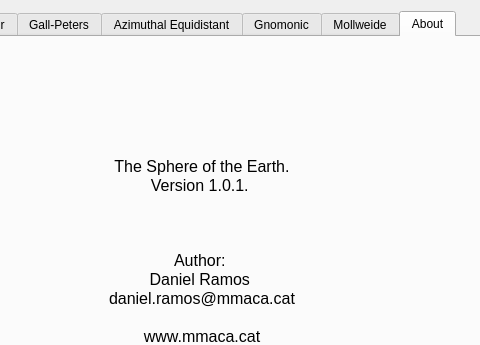
Above: Program/soe.ui from danielramosg/sphereofearth before the change; both pictures show x 158 to 638 and y 0 to 345 of the 720 by 491 pixel window. Below: the same form after it.
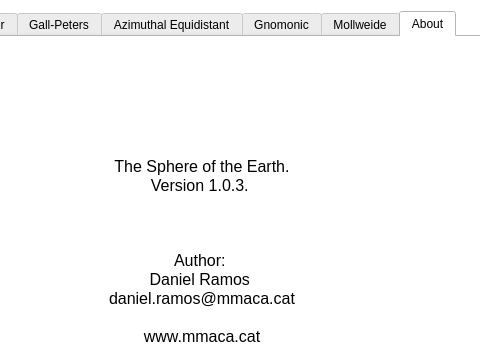
That is the form after the change. The open tabs and pages were chosen to show the change. Icons and pictures are not drawn.

```diff
--- a/Program/soe.ui
+++ b/Program/soe.ui
@@ -10,12 +10,433 @@
     <height>491</height>
    </rect>
   </property>
+  <property name="palette">
+   <palette>
+    <active>
+     <colorrole role="WindowText">
+      <brush brushstyle="SolidPattern">
+       <color alpha="255">
+        <red>0</red>
+        <green>0</green>
+        <blue>0</blue>
+       </color>
+      </brush>
+     </colorrole>
+     <colorrole role="Button">
+      <brush brushstyle="SolidPattern">
+       <color alpha="255">
+        <red>255</red>
+        <green>255</green>
+        <blue>255</blue>
+       </color>
+      </brush>
+     </colorrole>
+     <colorrole role="Light">
+      <brush brushstyle="SolidPattern">
+       <color alpha="255">
+        <red>255</red>
+        <green>255</green>
+        <blue>255</blue>
+       </color>
+      </brush>
+     </colorrole>
+     <colorrole role="Midlight">
+      <brush brushstyle="SolidPattern">
+       <color alpha="255">
+        <red>255</red>
+        <green>255</green>
+        <blue>255</blue>
+       </color>
+      </brush>
+     </colorrole>
+     <colorrole role="Dark">
+      <brush brushstyle="SolidPattern">
+       <color alpha="255">
+        <red>127</red>
+        <green>127</green>
+        <blue>127</blue>
+       </color>
+      </brush>
+     </colorrole>
+     <colorrole role="Mid">
+      <brush brushstyle="SolidPattern">
+       <color alpha="255">
+        <red>170</red>
+        <green>170</green>
+        <blue>170</blue>
+       </color>
+      </brush>
+     </colorrole>
+     <colorrole role="Text">
+      <brush brushstyle="SolidPattern">
+       <color alpha="255">
+        <red>0</red>
+        <green>0</green>
+        <blue>0</blue>
+       </color>
+      </brush>
+     </colorrole>
+     <colorrole role="BrightText">
+      <brush brushstyle="SolidPattern">
+       <color alpha="255">
+        <red>255</red>
+        <green>255</green>
+        <blue>255</blue>
+       </color>
+      </brush>
+     </colorrole>
+     <colorrole role="ButtonText">
+      <brush brushstyle="SolidPattern">
+       <color alpha="255">
+        <red>0</red>
+        <green>0</green>
+        <blue>0</blue>
+       </color>
+      </brush>
+     </colorrole>
+     <colorrole role="Base">
+      <brush brushstyle="SolidPattern">
+       <color alpha="255">
+        <red>255</red>
+        <green>255</green>
+        <blue>255</blue>
+       </color>
+      </brush>
+     </colorrole>
+     <colorrole role="Window">
+      <brush brushstyle="SolidPattern">
+       <color alpha="255">
+        <red>255</red>
+        <green>255</green>
+        <blue>255</blue>
+       </color>
+      </brush>
+     </colorrole>
+     <colorrole role="Shadow">
+      <brush brushstyle="SolidPattern">
+       <color alpha="255">
+        <red>0</red>
+        <green>0</green>
+        <blue>0</blue>
+       </color>
+      </brush>
+     </colorrole>
+     <colorrole role="AlternateBase">
+      <brush brushstyle="SolidPattern">
+       <color alpha="255">
+        <red>255</red>
+        <green>255</green>
+        <blue>255</blue>
+       </color>
+      </brush>
+     </colorrole>
+     <colorrole role="ToolTipBase">
+      <brush brushstyle="SolidPattern">
+       <color alpha="255">
+        <red>255</red>
+        <green>255</green>
+        <blue>220</blue>
+       </color>
+      </brush>
+     </colorrole>
+     <colorrole role="ToolTipText">
+      <brush brushstyle="SolidPattern">
+       <color alpha="255">
+        <red>0</red>
+        <green>0</green>
+        <blue>0</blue>
+       </color>
+      </brush>
+     </colorrole>
+    </active>
+    <inactive>
+     <colorrole role="WindowText">
+      <brush brushstyle="SolidPattern">
+       <color alpha="255">
+        <red>0</red>
+        <green>0</green>
+        <blue>0</blue>
+       </color>
+      </brush>
+     </colorrole>
+     <colorrole role="Button">
+      <brush brushstyle="SolidPattern">
+       <color alpha="255">
+        <red>255</red>
+        <green>255</green>
+        <blue>255</blue>
+       </color>
+      </brush>
+     </colorrole>
+     <colorrole role="Light">
+      <brush brushstyle="SolidPattern">
+       <color alpha="255">
+        <red>255</red>
+        <green>255</green>
+        <blue>255</blue>
+       </color>
+      </brush>
+     </colorrole>
+     <colorrole role="Midlight">
+      <brush brushstyle="SolidPattern">
+       <color alpha="255">
+        <red>255</red>
+        <green>255</green>
+        <blue>255</blue>
+       </color>
+      </brush>
+     </colorrole>
+     <colorrole role="Dark">
+      <brush brushstyle="SolidPattern">
+       <color alpha="255">
+        <red>127</red>
+        <green>127</green>
+        <blue>127</blue>
+       </color>
+      </brush>
+     </colorrole>
+     <colorrole role="Mid">
+      <brush brushstyle="SolidPattern">
+       <color alpha="255">
+        <red>170</red>
+        <green>170</green>
+        <blue>170</blue>
+       </color>
+      </brush>
+     </colorrole>
+     <colorrole role="Text">
+      <brush brushstyle="SolidPattern">
+       <color alpha="255">
+        <red>0</red>
+        <green>0</green>
+        <blue>0</blue>
+       </color>
+      </brush>
+     </colorrole>
+     <colorrole role="BrightText">
+      <brush brushstyle="SolidPattern">
+       <color alpha="255">
+        <red>255</red>
+        <green>255</green>
+        <blue>255</blue>
+       </color>
+      </brush>
+     </colorrole>
+     <colorrole role="ButtonText">
+      <brush brushstyle="SolidPattern">
+       <color alpha="255">
+        <red>0</red>
+        <green>0</green>
+        <blue>0</blue>
+       </color>
+      </brush>
+     </colorrole>
+     <colorrole role="Base">
+      <brush brushstyle="SolidPattern">
+       <color alpha="255">
+        <red>255</red>
+        <green>255</green>
+        <blue>255</blue>
+       </color>
+      </brush>
+     </colorrole>
+     <colorrole role="Window">
+      <brush brushstyle="SolidPattern">
+       <color alpha="255">
+        <red>255</red>
+        <green>255</green>
+        <blue>255</blue>
+       </color>
+      </brush>
+     </colorrole>
+     <colorrole role="Shadow">
+      <brush brushstyle="SolidPattern">
+       <color alpha="255">
+        <red>0</red>
+        <green>0</green>
+        <blue>0</blue>
+       </color>
+      </brush>
+     </colorrole>
+     <colorrole role="AlternateBase">
+      <brush brushstyle="SolidPattern">
+       <color alpha="255">
+        <red>255</red>
+        <green>255</green>
+        <blue>255</blue>
+       </color>
+      </brush>
+     </colorrole>
+     <colorrole role="ToolTipBase">
+      <brush brushstyle="SolidPattern">
+       <color alpha="255">
+        <red>255</red>
+        <green>255</green>
+        <blue>220</blue>
+       </color>
+      </brush>
+     </colorrole>
+     <colorrole role="ToolTipText">
+      <brush brushstyle="SolidPattern">
+       <color alpha="255">
+        <red>0</red>
+        <green>0</green>
+        <blue>0</blue>
+       </color>
+      </brush>
+     </colorrole>
+    </inactive>
+    <disabled>
+     <colorrole role="WindowText">
+      <brush brushstyle="SolidPattern">
+       <color alpha="255">
+        <red>127</red>
+        <green>127</green>
+        <blue>127</blue>
+       </color>
+      </brush>
+     </colorrole>
+     <colorrole role="Button">
+      <brush brushstyle="SolidPattern">
+       <color alpha="255">
+        <red>255</red>
+        <green>255</green>
+        <blue>255</blue>
+       </color>
+      </brush>
+     </colorrole>
+     <colorrole role="Light">
+      <brush brushstyle="SolidPattern">
+       <color alpha="255">
+        <red>255</red>
+        <green>255</green>
+        <blue>255</blue>
+       </color>
+      </brush>
+     </colorrole>
+     <colorrole role="Midlight">
+      <brush brushstyle="SolidPattern">
+       <color alpha="255">
+        <red>255</red>
+        <green>255</green>
+        <blue>255</blue>
+       </color>
+      </brush>
+     </colorrole>
+     <colorrole role="Dark">
+      <brush brushstyle="SolidPattern">
+       <color alpha="255">
+        <red>127</red>
+        <green>127</green>
+        <blue>127</blue>
+       </color>
+      </brush>
+     </colorrole>
+     <colorrole role="Mid">
+      <brush brushstyle="SolidPattern">
+       <color alpha="255">
+        <red>170</red>
+        <green>170</green>
+        <blue>170</blue>
+       </color>
+      </brush>
+     </colorrole>
+     <colorrole role="Text">
+      <brush brushstyle="SolidPattern">
+       <color alpha="255">
+        <red>127</red>
+        <green>127</green>
+        <blue>127</blue>
+       </color>
+      </brush>
+     </colorrole>
+     <colorrole role="BrightText">
+      <brush brushstyle="SolidPattern">
+       <color alpha="255">
+        <red>255</red>
+        <green>255</green>
+        <blue>255</blue>
+       </color>
+      </brush>
+     </colorrole>
+     <colorrole role="ButtonText">
+      <brush brushstyle="SolidPattern">
+       <color alpha="255">
+        <red>127</red>
+        <green>127</green>
+        <blue>127</blue>
+       </color>
+      </brush>
+     </colorrole>
+     <colorrole role="Base">
+      <brush brushstyle="SolidPattern">
+       <color alpha="255">
+        <red>255</red>
+        <green>255</green>
+        <blue>255</blue>
+       </color>
+      </brush>
+     </colorrole>
+     <colorrole role="Window">
+      <brush brushstyle="SolidPattern">
+       <color alpha="255">
+        <red>255</red>
+        <green>255</green>
+        <blue>255</blue>
+       </color>
+      </brush>
+     </colorrole>
+     <colorrole role="Shadow">
+      <brush brushstyle="SolidPattern">
+       <color alpha="255">
+        <red>0</red>
+        <green>0</green>
+        <blue>0</blue>
+       </color>
+      </brush>
+     </colorrole>
+     <colorrole role="AlternateBase">
+      <brush brushstyle="SolidPattern">
+       <color alpha="255">
+        <red>255</red>
+        <green>255</green>
+        <blue>255</blue>
+       </color>
+      </brush>
+     </colorrole>
+     <colorrole role="ToolTipBase">
+      <brush brushstyle="SolidPattern">
+       <color alpha="255">
+        <red>255</red>
+        <green>255</green>
+        <blue>220</blue>
+       </color>
+      </brush>
+     </colorrole>
+     <colorrole role="ToolTipText">
+      <brush brushstyle="SolidPattern">
+       <color alpha="255">
+        <red>0</red>
+        <green>0</green>
+        <blue>0</blue>
+       </color>
+      </brush>
+     </colorrole>
+    </disabled>
+   </palette>
+  </property>
   <property name="windowTitle">
    <string>The Sphere of the Earth</string>
   </property>
   <layout class="QHBoxLayout" name="horizontalLayout">
    <item>
     <widget class="QTabWidget" name="tabWidget">
+     <property name="enabled">
+      <bool>true</bool>
+     </property>
+     <property name="autoFillBackground">
+      <bool>true</bool>
+     </property>
      <property name="currentIndex">
       <number>0</number>
      </property>
@@ -50,6 +471,9 @@
       </attribute>
      </widget>
      <widget class="QWidget" name="tab_about">
+      <property name="autoFillBackground">
+       <bool>true</bool>
+      </property>
       <attribute name="title">
        <string>About</string>
       </attribute>
@@ -177,7 +601,7 @@
 p, li { white-space: pre-wrap; }
 &lt;/style&gt;&lt;/head&gt;&lt;body style=&quot; font-family:'Ubuntu'; font-size:11pt; font-weight:400; font-style:normal;&quot;&gt;
 &lt;p align=&quot;center&quot; style=&quot; margin-top:0px; margin-bottom:0px; margin-left:0px; margin-right:0px; -qt-block-indent:0; text-indent:0px;&quot;&gt;&lt;span style=&quot; font-size:12pt; font-weight:200;&quot;&gt;The Sphere of the Earth.&lt;/span&gt;&lt;/p&gt;
-&lt;p align=&quot;center&quot; style=&quot; margin-top:0px; margin-bottom:0px; margin-left:0px; margin-right:0px; -qt-block-indent:0; text-indent:0px;&quot;&gt;&lt;span style=&quot; font-size:12pt; font-weight:200;&quot;&gt;Version 1.0.1. &lt;/span&gt;&lt;/p&gt;
+&lt;p align=&quot;center&quot; style=&quot; margin-top:0px; margin-bottom:0px; margin-left:0px; margin-right:0px; -qt-block-indent:0; text-indent:0px;&quot;&gt;&lt;span style=&quot; font-size:12pt; font-weight:200;&quot;&gt;Version 1.0.3. &lt;/span&gt;&lt;/p&gt;
 &lt;p align=&quot;center&quot; style=&quot;-qt-paragraph-type:empty; margin-top:0px; margin-bottom:0px; margin-left:0px; margin-right:0px; -qt-block-indent:0; text-indent:0px;&quot;&gt;&lt;br /&gt;&lt;/p&gt;
 &lt;p align=&quot;center&quot; style=&quot;-qt-paragraph-type:empty; margin-top:0px; margin-bottom:0px; margin-left:0px; margin-right:0px; -qt-block-indent:0; text-indent:0px; font-size:12pt; font-weight:200;&quot;&gt;&lt;br /&gt;&lt;/p&gt;
 &lt;p align=&quot;center&quot; style=&quot;-qt-paragraph-type:empty; margin-top:0px; margin-bottom:0px; margin-left:0px; margin-right:0px; -qt-block-indent:0; text-indent:0px; font-size:12pt; font-weight:200;&quot;&gt;&lt;br /&gt;&lt;/p&gt;
```
Left out of the diff: 18 changed lines with no effect on the pictures.
